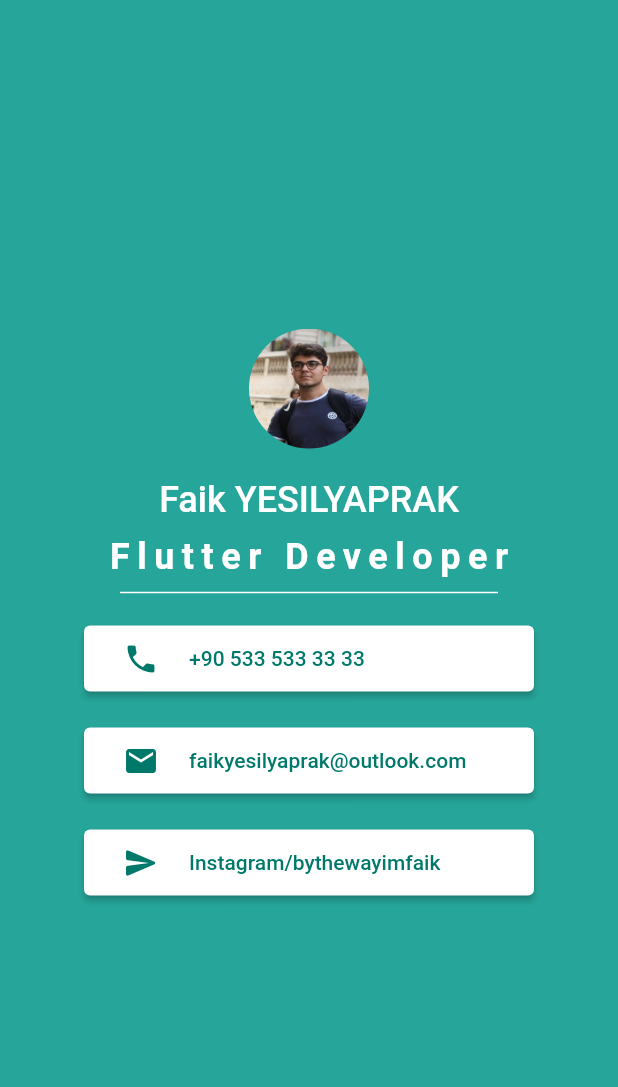
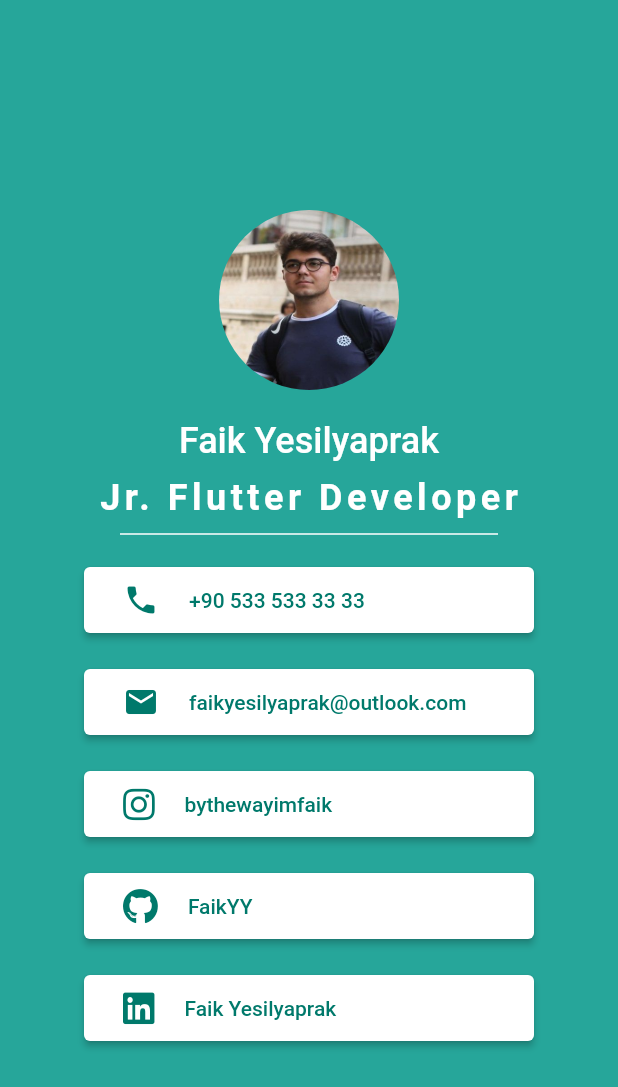
Before and after one commit to FaikYY/Flutter-BusinessCard, a Flutter app: the screen it shows after launch, on a phone screen of 412 x 824 dp. Shown: the top 1087 px of the screen. Run offline on Flutter 3.47's test engine with Material 2 defaults, Android fonts, the phone set to English and light mode, and no system bars; our stand-ins replace font_awesome_flutter.

Commit message:
fixed widget overflow and other platform links added

```diff
--- a/lib/button_container.dart
+++ b/lib/component/button_container.dart
@@ -1,17 +1,14 @@
 import 'package:flutter/material.dart';
-import 'custom_button.dart';
+import 'package:font_awesome_flutter/font_awesome_flutter.dart';
+import '../constant.dart';
+import '../widget/custom_button.dart';
 import 'package:url_launcher/url_launcher.dart';
-
-final double container_width = 300;
-final double container_height = 300;
 
 class ButtonContainer extends StatelessWidget {
   @override
   Widget build(BuildContext context) {
     return Container(
-      //color: Colors.orange,
       width: container_width,
-      height: container_height,
       child: Column(
         children: [
           CustomButton(
@@ -25,9 +22,20 @@ class ButtonContainer extends StatelessWidget {
             onPressed: () => launch('mailto:faikyesilyaprak@outlook.com'),
           ),
           CustomButton(
-            label: 'Instagram/bythewayimfaik',
-            icon: Icon(Icons.send_rounded),
+            label: 'bythewayimfaik',
+            icon: FaIcon(FontAwesomeIcons.instagram),
             onPressed: () => launch('https://www.instagram.com/bythewayimfaik'),
+          ),
+          CustomButton(
+            label: 'FaikYY',
+            icon: FaIcon(FontAwesomeIcons.github),
+            onPressed: () => launch('https://github.com/FaikYY'),
+          ),
+          CustomButton(
+            label: 'Faik Yesilyaprak',
+            icon: FaIcon(FontAwesomeIcons.linkedin),
+            onPressed: () =>
+                launch('https://www.linkedin.com/in/faik-yesilyaprak/'),
           ),
         ],
       ),
--- a/lib/profile_container.dart
+++ b/lib/component/profile_container.dart
@@ -1,20 +1,19 @@
 import 'package:flutter/material.dart';
+import '../constant.dart';
 
-final double container_width = 300;
 final String img_path = 'assets/images/me.jpg';
 
 class ProfileContainer extends StatelessWidget {
   @override
   Widget build(BuildContext context) {
     return Container(
-      //color: Colors.red,
       width: container_width,
       child: Column(
         children: [
           ProfileIcon(),
           SizedBox(height: 20),
           Text(
-            "Faik YESILYAPRAK",
+            "Faik Yesilyaprak",
             style: TextStyle(
               color: Colors.white,
               fontSize: 24,
@@ -23,12 +22,12 @@ class ProfileContainer extends StatelessWidget {
           ),
           SizedBox(height: 10),
           Text(
-            "Flutter Developer",
+            "Jr. Flutter Developer",
             style: TextStyle(
               color: Colors.white,
               fontSize: 24,
-              letterSpacing: 5,
-              fontWeight: FontWeight.bold,
+              letterSpacing: 3,
+              fontWeight: FontWeight.w700,
             ),
           ),
         ],
@@ -38,15 +37,11 @@ class ProfileContainer extends StatelessWidget {
 }
 
 class ProfileIcon extends StatelessWidget {
-  const ProfileIcon({
-    Key key,
-  }) : super(key: key);
-
   @override
   Widget build(BuildContext context) {
     return Container(
-      width: 80,
-      height: 80,
+      width: 120,
+      height: 120,
       decoration: BoxDecoration(
         shape: BoxShape.circle,
         image: DecorationImage(
--- /dev/null
+++ b/lib/constant.dart
@@ -0,0 +1,12 @@
+import 'package:flutter/material.dart';
+
+const double container_width = 300;
+const double container_height = 300;
+
+const divider = Divider(
+  height: 20,
+  color: Colors.white,
+  thickness: 1,
+  indent: 80,
+  endIndent: 80,
+);
--- a/lib/main.dart
+++ b/lib/main.dart
@@ -1,14 +1,5 @@
+import 'package:first_flutter_app/screen/home_screen.dart';
 import 'package:flutter/material.dart';
-import 'profile_container.dart';
-import 'button_container.dart';
-
-const divider = Divider(
-  height: 20,
-  color: Colors.white,
-  thickness: 1,
-  indent: 80,
-  endIndent: 80,
-);
 
 void main() {
   runApp(MainApp());
@@ -18,28 +9,7 @@ class MainApp extends StatelessWidget {
   @override
   Widget build(BuildContext context) {
     return MaterialApp(
-      home: Scaffold(
-        body: Column(
-          children: [
-            Expanded(
-              child: Container(
-                color: Colors.teal[400],
-                child: Center(
-                  child: Column(
-                    mainAxisAlignment: MainAxisAlignment.center,
-                    children: [
-                      SizedBox(height: 100),
-                      ProfileContainer(),
-                      divider,
-                      ButtonContainer(),
-                    ],
-                  ),
-                ),
-              ),
-            ),
-          ],
-        ),
-      ),
+      home: HomeScreen(),
     );
   }
 }
--- /dev/null
+++ b/lib/screen/home_screen.dart
@@ -0,0 +1,31 @@
+import 'package:flutter/material.dart';
+
+import '../component/button_container.dart';
+import '../constant.dart';
+import '../component/profile_container.dart';
+
+class HomeScreen extends StatelessWidget {
+  @override
+  Widget build(BuildContext context) {
+    return Scaffold(
+      body: Column(
+        children: [
+          Expanded(
+            child: Container(
+              padding: EdgeInsets.fromLTRB(0, 40, 0, 0),
+              color: Colors.teal[400],
+              child: Column(
+                children: [
+                  SizedBox(height: 100),
+                  ProfileContainer(),
+                  divider,
+                  ButtonContainer(),
+                ],
+              ),
+            ),
+          ),
+        ],
+      ),
+    );
+  }
+}
--- a/lib/custom_button.dart
+++ b/lib/widget/custom_button.dart
@@ -4,7 +4,7 @@ class CustomButton extends StatelessWidget {
   const CustomButton({this.label, this.icon, this.onPressed});
 
   final String label;
-  final Icon icon;
+  final Widget icon;
   final VoidCallback onPressed;
 
   @override
```
Also changed, not shown: pubspec.yaml (+3 -4 lines), pubspec.lock.
